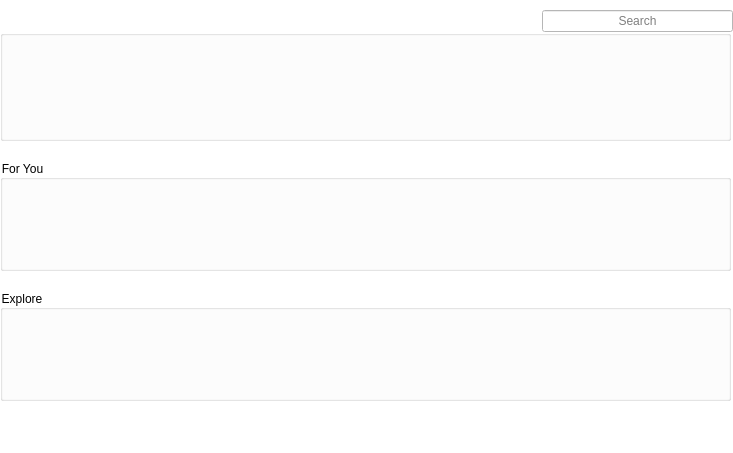
First picture: the form in QTInterface/QTInterface/QTInterface.ui, repository AlexN287/MovieRecommendationPlatform, before the edit.
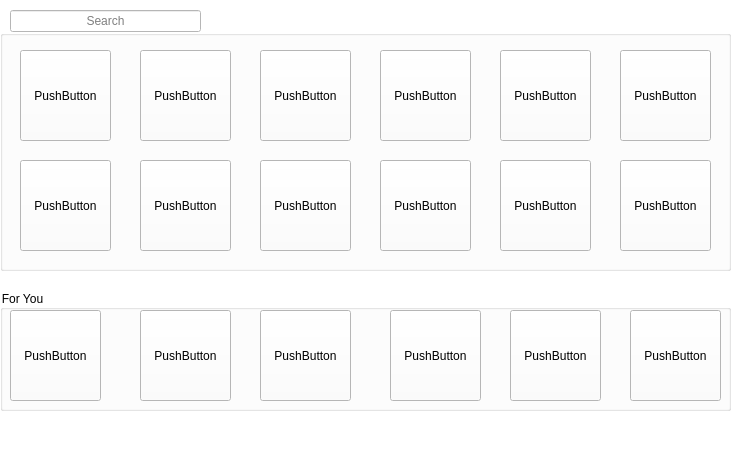
Second picture: the form after the edit. The open tabs and pages were chosen to show the change.

Commit message: Changed the main page and added more years on birthdate section

What changed in the file:
```diff
--- a/QTInterface/QTInterface/QTInterface.ui
+++ b/QTInterface/QTInterface/QTInterface.ui
@@ -6,7 +6,7 @@
    <rect>
     <x>0</x>
     <y>0</y>
-    <width>733</width>
+    <width>738</width>
     <height>453</height>
    </rect>
   </property>
@@ -744,7 +744,7 @@
         <x>0</x>
         <y>30</y>
         <width>731</width>
-        <height>111</height>
+        <height>241</height>
        </rect>
       </property>
       <property name="focusPolicy">
@@ -756,37 +756,258 @@
       <property name="alignment">
        <set>Qt::AlignCenter</set>
       </property>
+      <widget class="QPushButton" name="pushButton_search_1">
+       <property name="geometry">
+        <rect>
+         <x>20</x>
+         <y>20</y>
+         <width>91</width>
+         <height>91</height>
+        </rect>
+       </property>
+       <property name="text">
+        <string>PushButton</string>
+       </property>
+      </widget>
+      <widget class="QPushButton" name="pushButton_search_7">
+       <property name="geometry">
+        <rect>
+         <x>20</x>
+         <y>130</y>
+         <width>91</width>
+         <height>91</height>
+        </rect>
+       </property>
+       <property name="text">
+        <string>PushButton</string>
+       </property>
+      </widget>
+      <widget class="QPushButton" name="pushButton_search_2">
+       <property name="geometry">
+        <rect>
+         <x>140</x>
+         <y>20</y>
+         <width>91</width>
+         <height>91</height>
+        </rect>
+       </property>
+       <property name="text">
+        <string>PushButton</string>
+       </property>
+      </widget>
+      <widget class="QPushButton" name="pushButton_search_8">
+       <property name="geometry">
+        <rect>
+         <x>140</x>
+         <y>130</y>
+         <width>91</width>
+         <height>91</height>
+        </rect>
+       </property>
+       <property name="text">
+        <string>PushButton</string>
+       </property>
+      </widget>
+      <widget class="QPushButton" name="pushButton_search_3">
+       <property name="geometry">
+        <rect>
+         <x>260</x>
+         <y>20</y>
+         <width>91</width>
+         <height>91</height>
+        </rect>
+       </property>
+       <property name="text">
+        <string>PushButton</string>
+       </property>
+      </widget>
+      <widget class="QPushButton" name="pushButton_search_9">
+       <property name="geometry">
+        <rect>
+         <x>260</x>
+         <y>130</y>
+         <width>91</width>
+         <height>91</height>
+        </rect>
+       </property>
+       <property name="text">
+        <string>PushButton</string>
+       </property>
+      </widget>
+      <widget class="QPushButton" name="pushButton_search_4">
+       <property name="geometry">
+        <rect>
+         <x>380</x>
+         <y>20</y>
+         <width>91</width>
+         <height>91</height>
+        </rect>
+       </property>
+       <property name="text">
+        <string>PushButton</string>
+       </property>
+      </widget>
+      <widget class="QPushButton" name="pushButton_search_10">
+       <property name="geometry">
+        <rect>
+         <x>380</x>
+         <y>130</y>
+         <width>91</width>
+         <height>91</height>
+        </rect>
+       </property>
+       <property name="text">
+        <string>PushButton</string>
+       </property>
+      </widget>
+      <widget class="QPushButton" name="pushButton_search_5">
+       <property name="geometry">
+        <rect>
+         <x>500</x>
+         <y>20</y>
+         <width>91</width>
+         <height>91</height>
+        </rect>
+       </property>
+       <property name="text">
+        <string>PushButton</string>
+       </property>
+      </widget>
+      <widget class="QPushButton" name="pushButton_search_11">
+       <property name="geometry">
+        <rect>
+         <x>500</x>
+         <y>130</y>
+         <width>91</width>
+         <height>91</height>
+        </rect>
+       </property>
+       <property name="text">
+        <string>PushButton</string>
+       </property>
+      </widget>
+      <widget class="QPushButton" name="pushButton_search_6">
+       <property name="geometry">
+        <rect>
+         <x>620</x>
+         <y>20</y>
+         <width>91</width>
+         <height>91</height>
+        </rect>
+       </property>
+       <property name="text">
+        <string>PushButton</string>
+       </property>
+      </widget>
+      <widget class="QPushButton" name="pushButton_search_12">
+       <property name="geometry">
+        <rect>
+         <x>620</x>
+         <y>130</y>
+         <width>91</width>
+         <height>91</height>
+        </rect>
+       </property>
+       <property name="text">
+        <string>PushButton</string>
+       </property>
+      </widget>
      </widget>
      <widget class="QGroupBox" name="groupBox_2">
       <property name="geometry">
        <rect>
         <x>0</x>
-        <y>160</y>
-        <width>731</width>
-        <height>111</height>
-       </rect>
-      </property>
-      <property name="title">
-       <string>For You</string>
-      </property>
-     </widget>
-     <widget class="QGroupBox" name="groupBox_3">
-      <property name="geometry">
-       <rect>
-        <x>0</x>
         <y>290</y>
         <width>731</width>
-        <height>111</height>
+        <height>121</height>
        </rect>
       </property>
       <property name="title">
-       <string>Explore</string>
+       <string>For You</string>
       </property>
+      <widget class="QPushButton" name="pushButton_forYou_1">
+       <property name="geometry">
+        <rect>
+         <x>10</x>
+         <y>20</y>
+         <width>91</width>
+         <height>91</height>
+        </rect>
+       </property>
+       <property name="text">
+        <string>PushButton</string>
+       </property>
+      </widget>
+      <widget class="QPushButton" name="pushButton_forYou_3">
+       <property name="geometry">
+        <rect>
+         <x>260</x>
+         <y>20</y>
+         <width>91</width>
+         <height>91</height>
+        </rect>
+       </property>
+       <property name="text">
+        <string>PushButton</string>
+       </property>
+      </widget>
+      <widget class="QPushButton" name="pushButton_forYou_2">
+       <property name="geometry">
+        <rect>
+         <x>140</x>
+         <y>20</y>
+         <width>91</width>
+         <height>91</height>
+        </rect>
+       </property>
+       <property name="text">
+        <string>PushButton</string>
+       </property>
+      </widget>
+      <widget class="QPushButton" name="pushButton_forYou_4">
+       <property name="geometry">
+        <rect>
+         <x>390</x>
+         <y>20</y>
+         <width>91</width>
+         <height>91</height>
+        </rect>
+       </property>
+       <property name="text">
+        <string>PushButton</string>
+       </property>
+      </widget>
+      <widget class="QPushButton" name="pushButton_forYou_5">
+       <property name="geometry">
+        <rect>
+         <x>510</x>
+         <y>20</y>
+         <width>91</width>
+         <height>91</height>
+        </rect>
+       </property>
+       <property name="text">
+        <string>PushButton</string>
+       </property>
+      </widget>
+      <widget class="QPushButton" name="pushButton_forYou_6">
+       <property name="geometry">
+        <rect>
+         <x>630</x>
+         <y>20</y>
+         <width>91</width>
+         <height>91</height>
+        </rect>
+       </property>
+       <property name="text">
+        <string>PushButton</string>
+       </property>
+      </widget>
      </widget>
      <widget class="QLineEdit" name="lineEdit">
       <property name="geometry">
        <rect>
-        <x>542</x>
+        <x>10</x>
         <y>10</y>
         <width>191</width>
         <height>22</height>
```
Left out of the diff: 116 changed lines with no effect on the pictures.
